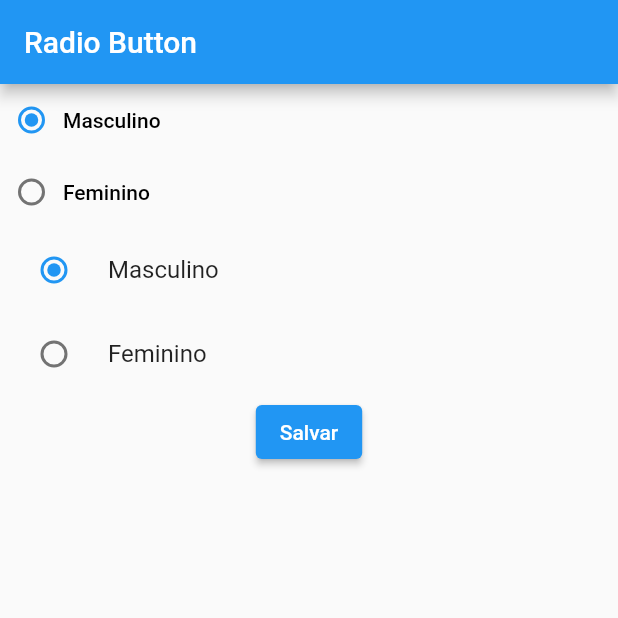
After one commit to DGadonski/entrada_dados, a Flutter app: the screen it shows after launch, after a tap on "Masculino", on a phone screen of 412 x 824 dp, the top half of it. The commit adds this screen. Run offline on Flutter 3.47's test engine with Material 2 defaults, Android fonts, the phone set to English and light mode, and no system bars.

Commit message:
RadioButton.

```diff
--- /dev/null
+++ b/lib/EntradaRadioButton.dart
@@ -0,0 +1,76 @@
+// ignore_for_file: prefer_const_constructors, prefer_final_fields, avoid_print
+
+import 'package:flutter/material.dart';
+
+class EntradaRadioButton extends StatefulWidget {
+  const EntradaRadioButton({super.key});
+
+  @override
+  State<EntradaRadioButton> createState() => _EntradaRadioButtonState();
+}
+
+class _EntradaRadioButtonState extends State<EntradaRadioButton> {
+
+  String? _escolhaUsuario = '';
+
+
+  @override
+  Widget build(BuildContext context) {
+    return Scaffold(
+      appBar: AppBar(
+        title: Text('Radio Button',
+        style: TextStyle(
+          color: Colors.white
+        )),
+      ),
+      body: Column(
+        children: [
+          RadioMenuButton(
+            value: 'm',
+            groupValue: _escolhaUsuario,
+            onChanged: (String? escolha){
+              setState(() {
+                _escolhaUsuario = escolha;
+              });
+              print('Resultado: $escolha');
+            },
+            child: Text('Masculino')),
+          RadioMenuButton(
+            value: 'f',
+            groupValue: _escolhaUsuario,
+            onChanged: (String? escolha){
+              setState(() {
+                _escolhaUsuario = escolha;
+              });
+              print('Resultado: $escolha');
+            },
+            child: Text('Feminino')),
+          RadioListTile(
+            title: Text('Masculino'),
+            value: 'm',
+            groupValue: _escolhaUsuario,
+            onChanged: (String? escolha){
+              setState(() {
+                _escolhaUsuario = escolha;
+              });
+            }),
+          RadioListTile(
+            title: Text('Feminino'),
+            value: 'f',
+            groupValue: _escolhaUsuario,
+            onChanged: (String? escolha){
+              setState(() {
+                _escolhaUsuario = escolha;
+              });
+            }),
+          ElevatedButton(
+                onPressed: (){
+                  print(_escolhaUsuario);
+                },
+                child: Text('Salvar')
+              ),
+        ],
+      ),
+    );
+  }
+}
--- a/lib/main.dart
+++ b/lib/main.dart
@@ -1,12 +1,15 @@
 // ignore_for_file: prefer_const_constructors
 
 import 'package:flutter/material.dart';
+import 'EntradaRadioButton.dart';
 //import 'CampoTexto.dart';
-import 'EntradaCheckbox.dart';
+//import 'EntradaCheckbox.dart';
+
 
 main(){
   runApp(MaterialApp(
     //home: CampoTexto(),
-    home: EntradaCheckbox()
+    //home: EntradaCheckbox()
+    home: EntradaRadioButton()
   ));
 }
```
